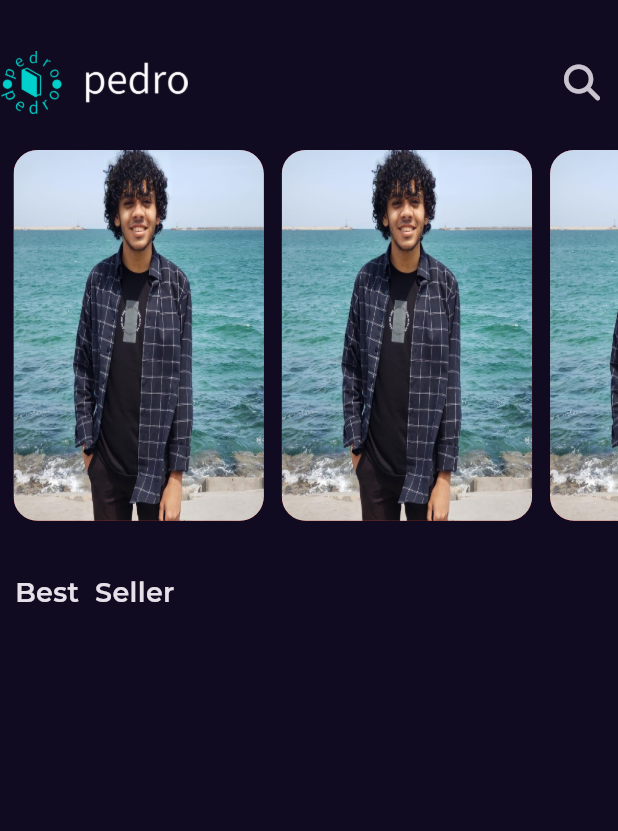
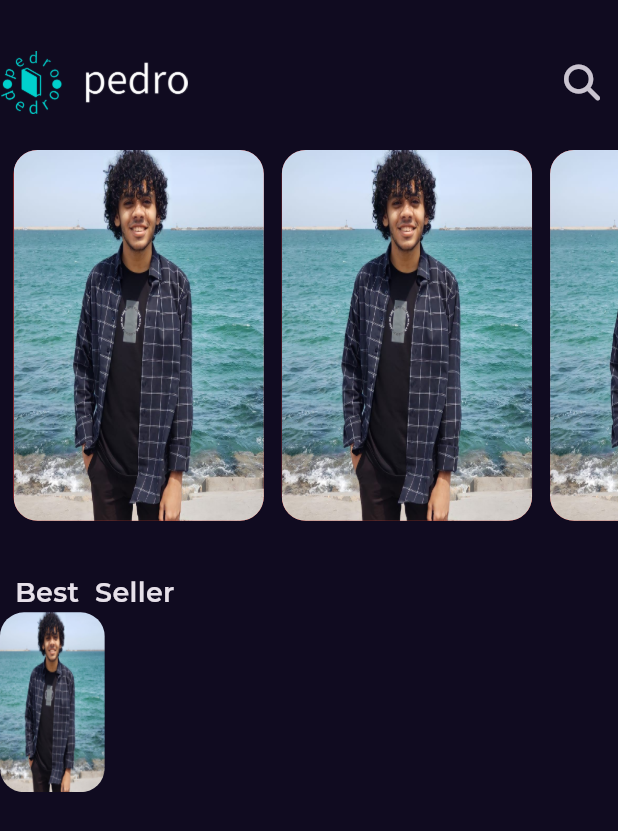
Before and after one commit to peterelia22/BoocklyApp, a Flutter app: the screen it shows after launch, on a phone screen of 412 x 824 dp. Shown: the top 831 px of the screen. Run offline on Flutter 3.47's test engine with Material 3 defaults, Android fonts, the phone set to English and light mode, and no system bars; our stand-ins replace font_awesome_flutter, get, google_fonts.

Commit message:
best seller item

```diff
--- /dev/null
+++ b/lib/features/home/data/presentation/views/widgets/Best_Seller_Item.dart
@@ -0,0 +1,25 @@
+import 'package:flutter/material.dart';
+
+import '../../../../../../constants.dart';
+
+class BestSellerItem extends StatelessWidget {
+  const BestSellerItem({super.key});
+
+  @override
+  Widget build(BuildContext context) {
+    return SizedBox(
+      height: 120,
+      child: AspectRatio(
+        aspectRatio: 2.5 / 4.3,
+        child: Container(
+          decoration: BoxDecoration(
+            borderRadius: BorderRadius.circular(16),
+            image: const DecorationImage(
+                fit: BoxFit.fill, image: AssetImage(Assets.test)),
+          ),
+        ),
+      ),
+    );
+    ;
+  }
+}
--- a/lib/features/home/data/presentation/views/widgets/home_view_body.dart
+++ b/lib/features/home/data/presentation/views/widgets/home_view_body.dart
@@ -1,5 +1,7 @@
+import 'package:bookly/constants.dart';
 import 'package:bookly/core/styles.dart';
 import 'package:bookly/features/home/data/presentation/views/widgets/AppBar.dart';
+import 'package:bookly/features/home/data/presentation/views/widgets/Best_Seller_Item.dart';
 import 'package:bookly/features/home/data/presentation/views/widgets/list_view_bulider.dart';
 import 'package:flutter/material.dart';
 
@@ -22,7 +24,8 @@ class HomeBody extends StatelessWidget {
             'Best  Seller',
             style: Styles.tittleMedium,
           ),
-        )
+        ),
+        BestSellerItem()
       ],
     );
   }
```
